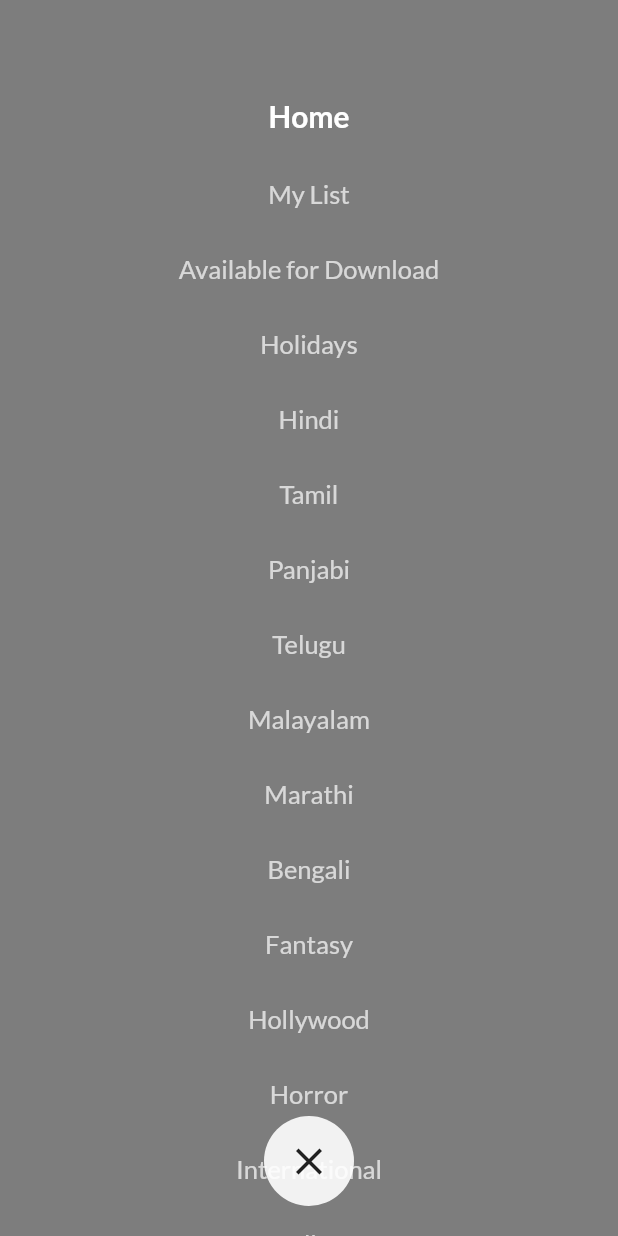
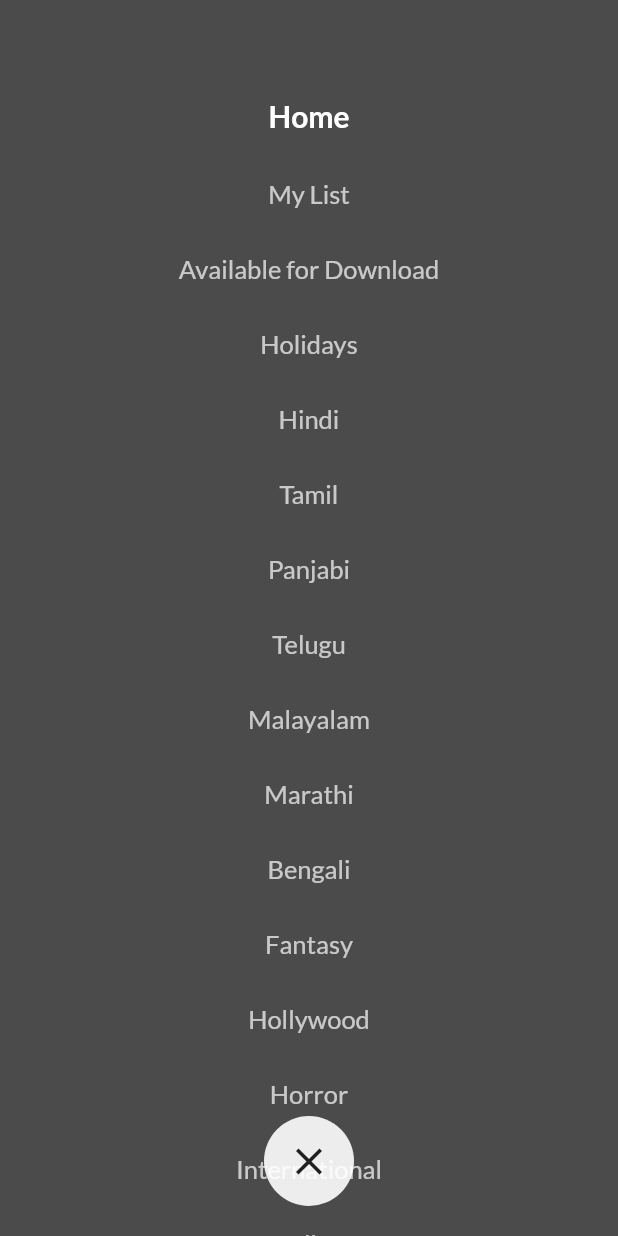
Before and after one commit to fasil721/Netflix-UI-Clone, a Flutter app: the Catogories widget shown alone on an empty page, opened directly, on a phone screen of 412 x 824 dp. Run offline on Flutter 3.47's test engine with Material 2 defaults, Android fonts, the phone set to English and light mode, and no system bars; our stand-ins replace bordered_text, font_awesome_flutter, google_fonts; network calls fail.

Commit message:
unnecessary things removed

```diff
--- a/lib/widget/catagories.dart
+++ b/lib/widget/catagories.dart
@@ -9,7 +9,7 @@ class Catogories extends StatelessWidget {
   @override
   Widget build(BuildContext context) {
     return Container(
-      color: black.withOpacity(0.5),
+      color: black.withOpacity(0.7),
       child: Stack(
         children: [
           Align(
```
